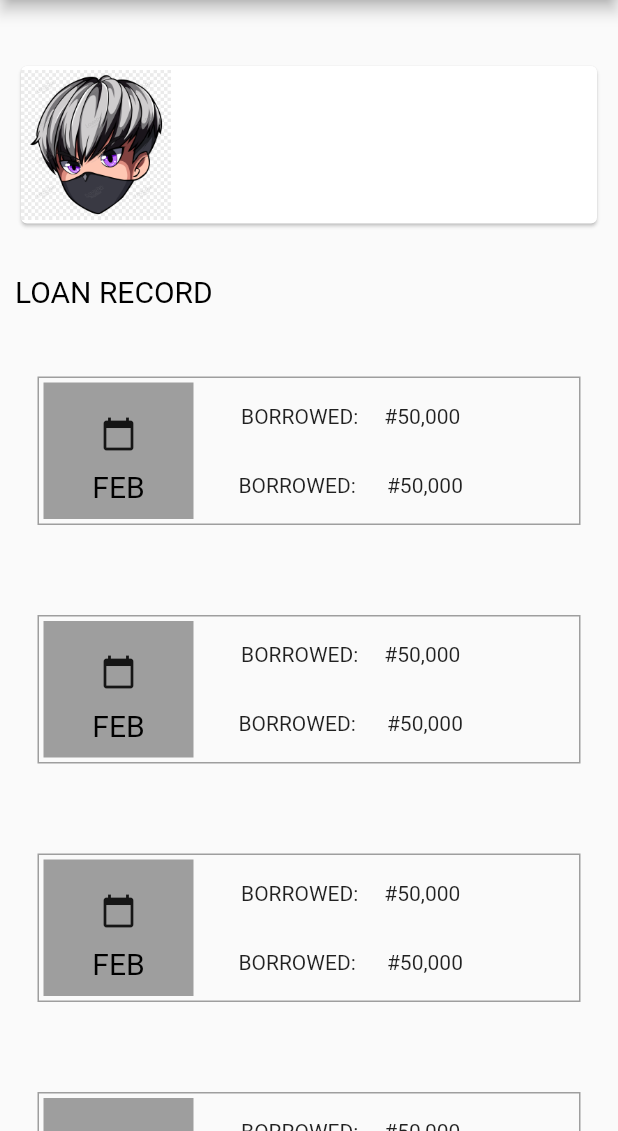
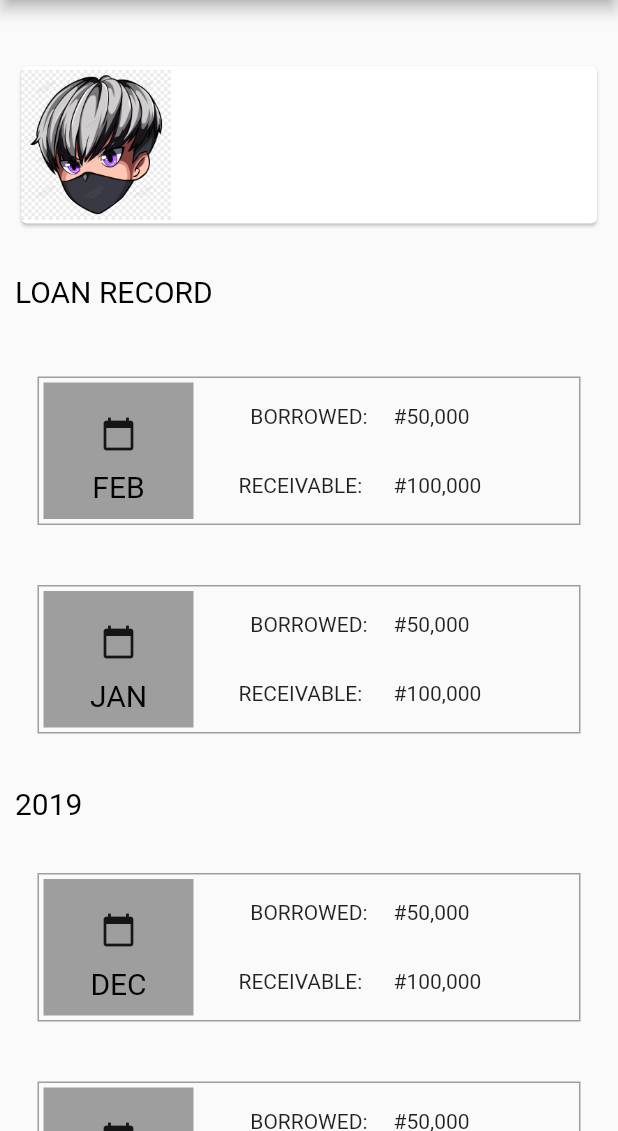
Before and after one commit to Goldncyndy/Dukka_PowerTest, a Flutter app: the EmployeeDetail screen opened directly with empty values, on a phone screen of 412 x 824 dp, the part 105-1236 px from its top. Run offline on Flutter 3.47's test engine with Material 2 defaults, Android fonts, the phone set to English and light mode, and no system bars; our stand-ins replace email_validator, sqflite; accounts and stored records are empty.

Commit message:
Refactor and comment code

```diff
--- a/dukka_power_test/analysis_options.yaml
+++ b/dukka_power_test/analysis_options.yaml
@@ -22,6 +22,10 @@ linter:
   # `// ignore_for_file: name_of_lint` syntax on the line or in the file
   # producing the lint.
   rules:
+    prefer_const_constructors: false
+    prefer_const_constructors_in_immutables: false
+    prefer_const_literals_to_create_immutables: false
+    prefer_constructors_over_static_methods: false
     # avoid_print: false  # Uncomment to disable the `avoid_print` rule
     # prefer_single_quotes: true  # Uncomment to enable the `prefer_single_quotes` rule
 
--- a/dukka_power_test/lib/controllers/drawer.dart
+++ b/dukka_power_test/lib/controllers/drawer.dart
@@ -1,5 +1,5 @@
 import 'package:dukka_power_test/views/home.dart';
-import 'package:dukka_power_test/views/employeesRecords.dart';
+import 'package:dukka_power_test/views/employees_records.dart';
 import 'package:flutter/material.dart';
 
 class MainDrawer extends StatelessWidget {
--- a/dukka_power_test/lib/main.dart
+++ b/dukka_power_test/lib/main.dart
@@ -1,4 +1,4 @@
-import 'package:dukka_power_test/views/employeesRecords.dart';
+import 'package:dukka_power_test/views/employees_records.dart';
 import 'package:flutter/material.dart';
 import 'views/home.dart';
 
--- a/dukka_power_test/lib/views/employeeDetails.dart
+++ b/dukka_power_test/lib/views/employee_details.dart
@@ -1,14 +1,15 @@
-import 'package:dukka_power_test/controllers/appBarController.dart';
+import 'package:dukka_power_test/controllers/app_bar_controller.dart';
 import 'package:dukka_power_test/controllers/drawer.dart';
 import 'package:flutter/material.dart';
 
-
+// set up the variables to enable data passing
 class EmployeeDetail extends StatelessWidget {
   final String fullname;
   final String email;
   final String phoneNumber;
   final String position;
 
+  // set up constructors for the declared variables
   const EmployeeDetail(
       {Key? key,
       required this.fullname,
@@ -129,22 +130,25 @@ class EmployeeDetail extends StatelessWidget {
                               children: [
                                 Text('BORROWED:     #50,000'),
                                 //SizedBox(width: 20.0),
-                                Divider(
-                                  height: 30.0,
-                                  color: Colors.black,
+                                Container(
+                                  child: Divider(
+                                    height: 30.0,
+                                    color: Colors.black,
+                                    thickness: 2,
+                                  ),
                                 ),
-                                Text('BORROWED:      #50,000'),
+                                Text('RECEIVABLE:      #100,000'),
                                 //SizedBox(width: 20.0),
                               ],
                             ),
                           ],
                         ),
                       ),
-                      SizedBox(height: 10.0),
+                      SizedBox(height: 5.0),
                     ],
                   ),
                 ),
-                SizedBox(height: 30.0),
+                SizedBox(height: 10.0),
                 Container(
                   margin: const EdgeInsets.all(15.0),
                   padding: const EdgeInsets.all(3.0),
@@ -164,7 +168,7 @@ class EmployeeDetail extends StatelessWidget {
                                 onPressed: () {},
                                 icon: Icon(Icons.calendar_today)),
                             Text(
-                              'FEB',
+                              'JAN',
                               style: TextStyle(
                                   color: Colors.black,
                                   fontSize: 20.0,
@@ -184,9 +188,9 @@ class EmployeeDetail extends StatelessWidget {
                                 Divider(
                                   height: 30.0,
                                   color: Colors.black,
+                                  thickness: 2,
                                 ),
-                                Text('BORROWED:      #50,000'),
-                                //SizedBox(width: 20.0),
+                                Text('RECEIVABLE:      #100,000'),
                               ],
                             ),
                           ],
@@ -196,7 +200,13 @@ class EmployeeDetail extends StatelessWidget {
                     ],
                   ),
                 ),
-                SizedBox(height: 30.0),
+                SizedBox(height: 20.0),
+                Text('2019',
+                    style: TextStyle(
+                        color: Colors.black,
+                        fontSize: 20.0,
+                        fontWeight: FontWeight.normal)),
+                SizedBox(height: 20.0),
                 Container(
                   margin: const EdgeInsets.all(15.0),
                   padding: const EdgeInsets.all(3.0),
@@ -216,7 +226,7 @@ class EmployeeDetail extends StatelessWidget {
                                 onPressed: () {},
                                 icon: Icon(Icons.calendar_today)),
                             Text(
-                              'FEB',
+                              'DEC',
                               style: TextStyle(
                                   color: Colors.black,
                                   fontSize: 20.0,
@@ -236,19 +246,20 @@ class EmployeeDetail extends StatelessWidget {
                                 Divider(
                                   height: 30.0,
                                   color: Colors.black,
+                                  thickness: 2,
                                 ),
-                                Text('BORROWED:      #50,000'),
+                                Text('RECEIVABLE:      #100,000'),
                                 //SizedBox(width: 20.0),
                               ],
                             ),
                           ],
                         ),
                       ),
-                      SizedBox(height: 10.0),
+                      SizedBox(height: 8.0),
                     ],
                   ),
                 ),
-                SizedBox(height: 30.0),
+                SizedBox(height: 10.0),
                 Container(
                   margin: const EdgeInsets.all(15.0),
                   padding: const EdgeInsets.all(3.0),
@@ -268,7 +279,7 @@ class EmployeeDetail extends StatelessWidget {
                                 onPressed: () {},
                                 icon: Icon(Icons.calendar_today)),
                             Text(
-                              'FEB',
+                              'NOV',
                               style: TextStyle(
                                   color: Colors.black,
                                   fontSize: 20.0,
@@ -288,8 +299,9 @@ class EmployeeDetail extends StatelessWidget {
                                 Divider(
                                   height: 30.0,
                                   color: Colors.black,
+                                  thickness: 2,
                                 ),
-                                Text('BORROWED:      #50,000'),
+                                Text('RECEIVABLE:      #100,000'),
                                 //SizedBox(width: 20.0),
                               ],
                             ),
--- a/dukka_power_test/lib/views/employeeListView.dart
+++ b/dukka_power_test/lib/views/employee_listview.dart
@@ -1,5 +1,5 @@
 import 'package:flutter/material.dart';
-import '/views/employeesCardItems.dart';
+import '/views/employees_cardItems.dart';
 import '../models/database_model.dart';
 
 
--- a/dukka_power_test/lib/views/employeesForm.dart
+++ b/dukka_power_test/lib/views/employees_form.dart
@@ -1,4 +1,4 @@
-import 'package:dukka_power_test/views/employeesRecords.dart';
+import 'package:dukka_power_test/views/employees_records.dart';
 import 'package:email_validator/email_validator.dart';
 import 'package:flutter/material.dart';
 import '../models/employee_model.dart';
@@ -13,6 +13,7 @@ class EmployeesForm extends StatelessWidget {
   static final RegExp numberRegExp =
       RegExp(r'^[+]*[(]{0,1}[0-9]{1,4}[)]{0,1}[-\s\./0-9]*$');
 
+  // set variables to collect user input
   var nameController = TextEditingController();
   var emailController = TextEditingController();
   var phoneController = TextEditingController();
--- a/dukka_power_test/lib/views/employeesRecords.dart
+++ b/dukka_power_test/lib/views/employees_records.dart
@@ -1,9 +1,9 @@
-import 'package:dukka_power_test/controllers/appBarController.dart';
+import 'package:dukka_power_test/controllers/app_bar_controller.dart';
 import 'package:dukka_power_test/controllers/drawer.dart';
 import 'package:flutter/material.dart';
 import '../models/employee_model.dart';
 import '../models/database_model.dart';
-import '../views/employeeListView.dart';
+import '../views/employee_listview.dart';
 
 class infopage extends StatefulWidget {
   const infopage({Key? key}) : super(key: key);
@@ -16,11 +16,13 @@ class _infopageState extends State<infopage> {
   var textController = TextEditingController();
   var database = DatabaseConnect();
 
+  // set up the function to add an employee info to database
   void addItem(Employee employee) async {
     await database.insertEmployee(employee);
     setState(() {});
   }
 
+  // set up the function to delete an employee info from database
   void deleteItem(Employee employee) async {
     await database.deleteEmployee(employee);
     setState(() {});
```
Also changed, not shown: dukka_power_test/lib/views/employees_cardItems.dart (renamed from dukka_power_test/lib/views/employeesCardItems.dart, +31 -4 lines), dukka_power_test/lib/views/home.dart (+4 -3 lines), dukka_power_test/lib/controllers/app_bar_controller.dart (renamed from dukka_power_test/lib/controllers/appBarController.dart).
